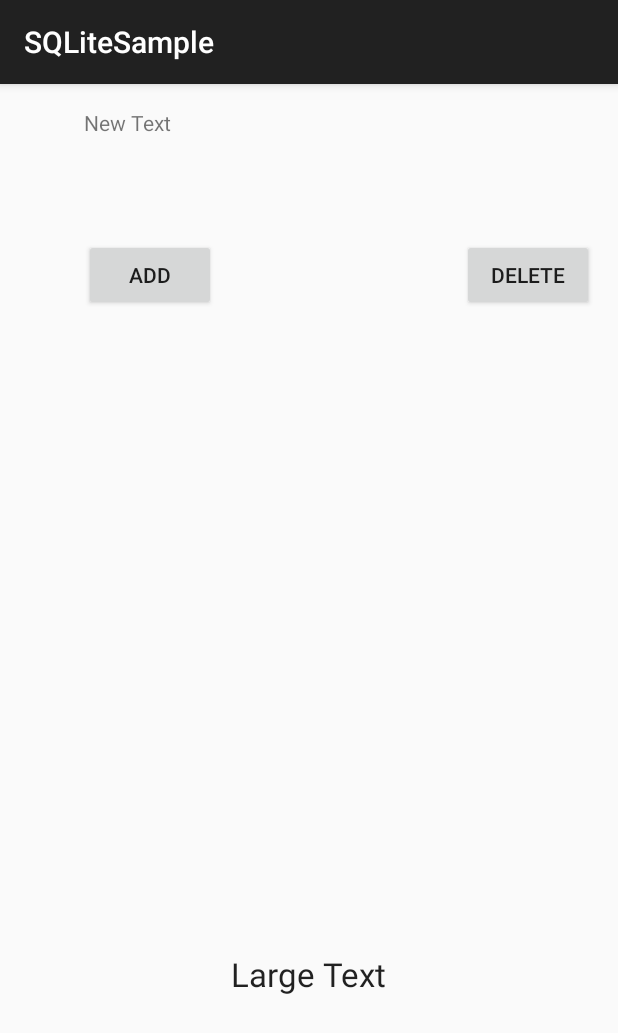
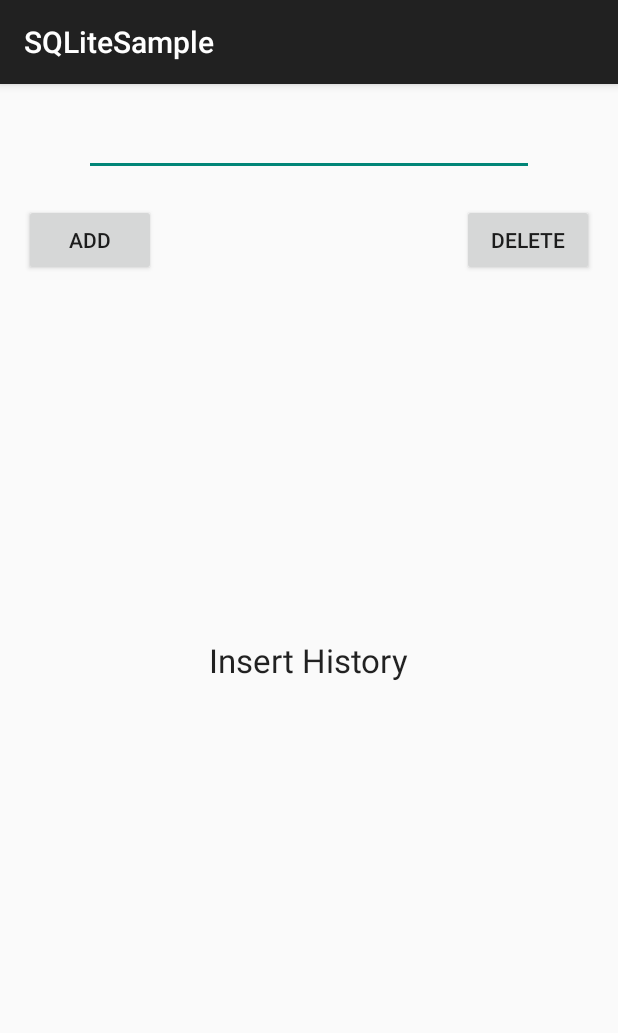
Before and after one commit to kangsoo/android_cookbook, an Android app: the screen it shows after launch (SQLiteSample), on a phone screen of 412 x 824 dp. Shown: the top 1033 px of the screen. Run offline under Robolectric (Android 15) with nearby library versions, the phone set to English and light mode, and no system bars.

Commit message:
update MainActiviy UI

```diff
--- a/app/src/main/AndroidManifest.xml
+++ b/app/src/main/AndroidManifest.xml
@@ -4,7 +4,7 @@
 
     <application
         android:allowBackup="true"
-        android:icon="@mipmap/ic_launcher"
+        android:icon="@mipmap/myphamarcy"
         android:label="@string/app_name"
         android:theme="@style/AppTheme" >
         <activity
--- a/app/src/main/java/com/kangsoo/myapplication/SQLiteSample.java
+++ b/app/src/main/java/com/kangsoo/myapplication/SQLiteSample.java
@@ -2,18 +2,66 @@ package com.kangsoo.myapplication;
 
 import android.support.v7.app.ActionBarActivity;
 import android.os.Bundle;
-import android.view.Menu;
-import android.view.MenuItem;
+import android.view.View;
+import android.widget.Button;
+import android.widget.EditText;
+import android.widget.TextView;
 
 
 public class SQLiteSample extends ActionBarActivity {
 
 
+    MyDBHandler db;
+    Products product;
+
+    Button addButton;
+    Button deleteButton;
+    TextView tvTextView;
+    EditText etEditText;
+
     @Override
     protected void onCreate(Bundle savedInstanceState) {
         super.onCreate(savedInstanceState);
         setContentView(R.layout.activity_sqlite_sample);
+
+        tvTextView = (TextView) findViewById(R.id.tvTextViewSQLite);
+        etEditText = (EditText) findViewById(R.id.etEditTextSQLite);
+        addButton = (Button) findViewById(R.id.btnAddSQLite);
+        deleteButton = (Button) findViewById(R.id.btnDeleteSQLite);
+        db = new MyDBHandler(this, "", null, 1);
+
+        addButton.setOnClickListener(
+                new View.OnClickListener() {
+                    @Override
+                    public void onClick(View v) {
+                        product = new Products();
+                        product.set_productName(etEditText.getText().toString());
+
+                        db.addProduct(product);
+                        displaySQLite();
+                    }
+                }
+        );
+
+        deleteButton.setOnClickListener(
+                new View.OnClickListener(){
+
+                    @Override
+                    public void onClick(View v) {
+                        db.deleteProduct(etEditText.getText().toString());
+                        displaySQLite();
+                    }
+                }
+        );
+
     }
 
 
+    public String displaySQLite(){
+        String dbString = db.databaseToString();
+        tvTextView.setText(dbString);
+        etEditText.setText("");
+        return dbString;
+    }
+
 }
--- a/app/src/main/res/layout/activity_sqlite_sample.xml
+++ b/app/src/main/res/layout/activity_sqlite_sample.xml
@@ -6,25 +6,15 @@
     android:paddingBottom="@dimen/activity_vertical_margin"
     tools:context="com.kangsoo.myapplication.SQLiteSample">
 
-    <TextView
-        android:layout_width="wrap_content"
-        android:layout_height="wrap_content"
-        android:text="New Text"
-        android:id="@+id/textView"
-        android:layout_alignParentTop="true"
-        android:layout_centerHorizontal="true"
-        android:width="300dp" />
-
     <Button
         android:layout_width="wrap_content"
         android:layout_height="wrap_content"
         android:text="Add"
         android:id="@+id/btnAddSQLite"
-        android:layout_below="@+id/textView"
-        android:layout_alignLeft="@+id/textView"
-        android:layout_alignStart="@+id/textView"
-        android:layout_marginTop="68dp"
-        android:onClick="addButtonClicked" />
+        android:layout_marginTop="64dp"
+        android:layout_below="@+id/editText"
+        android:layout_alignLeft="@+id/editText"
+        android:layout_alignStart="@+id/editText" />
 
     <Button
         android:layout_width="wrap_content"
@@ -33,16 +23,23 @@
         android:id="@+id/btnDeleteSQLite"
         android:layout_alignTop="@+id/btnAddSQLite"
         android:layout_alignParentRight="true"
-        android:layout_alignParentEnd="true"
-        android:onClick="deleteButtonClicked" />
+        android:layout_alignParentEnd="true" />
 
     <TextView
         android:layout_width="wrap_content"
         android:layout_height="wrap_content"
         android:textAppearance="?android:attr/textAppearanceLarge"
-        android:text="Large Text"
-        android:id="@+id/textView2"
-        android:layout_alignParentBottom="true"
-        android:layout_centerHorizontal="true"
-        android:layout_marginBottom="144dp" />
+        android:text="Insert History"
+        android:id="@+id/tvTextViewSQLite"
+        android:layout_centerVertical="true"
+        android:layout_centerHorizontal="true" />
+
+    <EditText
+        android:layout_width="wrap_content"
+        android:layout_height="wrap_content"
+        android:id="@+id/etEditTextSQLite"
+        android:width="300dp"
+        android:layout_alignParentTop="true"
+        android:layout_centerHorizontal="true" />
+
 </RelativeLayout>
```
